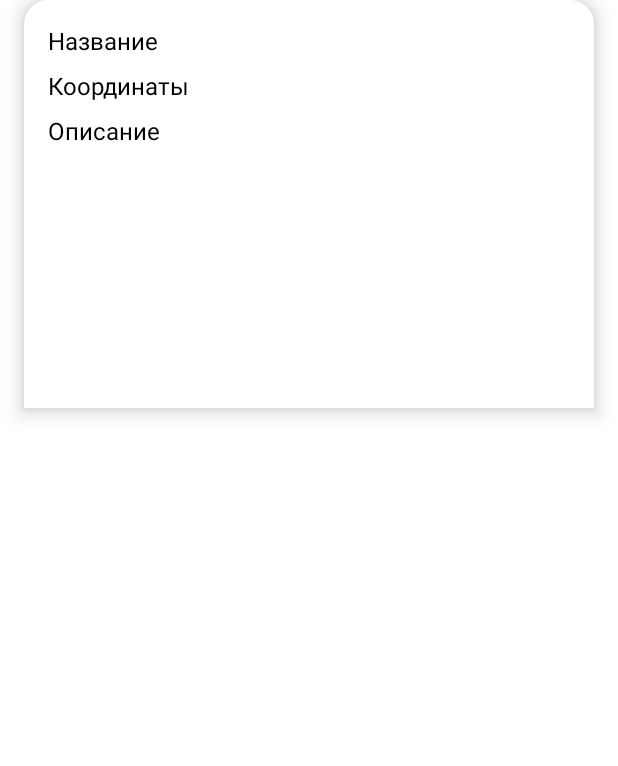
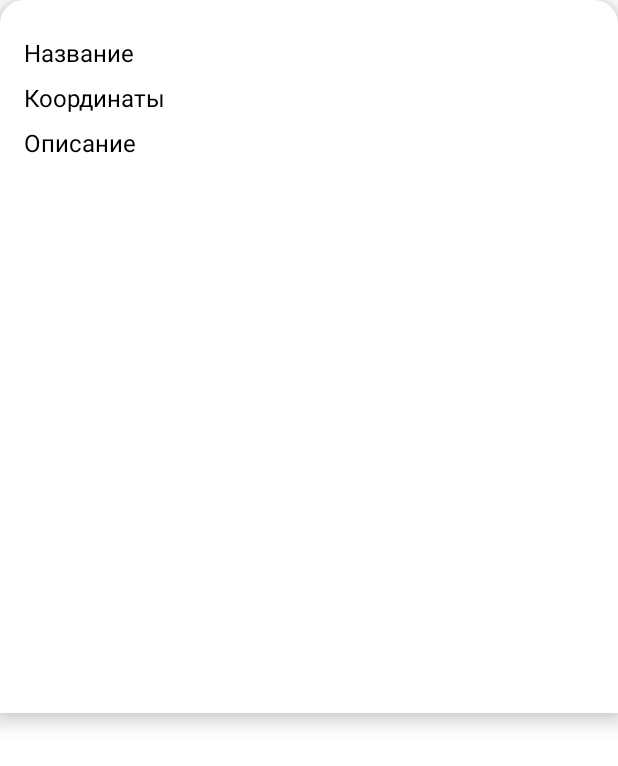
Before and after one commit to AlexanderOsharov/HistoryMoment, an Android app: the layout info_modal.xml on its own in the app's theme, with its tools: preview values and no code run, on a phone screen of 412 x 824 dp. Shown: the top 766 px of the screen. Run offline under Robolectric (Android 15) with nearby library versions, the phone set to English and light mode, and no system bars.

Commit message:
v.0.0.2.0

```diff
--- a/app/src/main/res/layout/info_modal.xml
+++ b/app/src/main/res/layout/info_modal.xml
@@ -1,16 +1,29 @@
 <RelativeLayout xmlns:android="http://schemas.android.com/apk/res/android"
     android:layout_width="match_parent"
-    android:layout_height="wrap_content"
+    android:layout_height="475dp"
     android:layout_alignParentBottom="true"
     android:background="@drawable/dialog_bg"
     android:padding="16dp"
-    android:layout_marginLeft="16dp"
-    android:layout_marginRight="16dp"
+    android:layout_marginLeft="0dp"
+    android:layout_marginRight="0dp"
     android:elevation="8dp"
     android:clipToPadding="false"
     android:clipChildren="false"
     android:id="@+id/parentRelative">
 
+
+    <ScrollView
+        android:id="@+id/imagesScrollView"
+        android:layout_width="match_parent"
+        android:layout_height="150dp"
+        android:layout_below="@id/descriptionTextView"
+        android:layout_marginTop="8dp">
+
+        <LinearLayout
+            android:id="@+id/imagesLinearLayout"
+            android:layout_width="match_parent"
+            android:layout_height="wrap_content"
+            android:orientation="vertical">
         <TextView
             android:id="@+id/titleTextView"
             android:layout_width="match_parent"
@@ -38,19 +51,6 @@
             android:text="Описание"
             android:textSize="16sp"
             android:textColor="#000000"/>
-
-    <ScrollView
-        android:id="@+id/imagesScrollView"
-        android:layout_width="match_parent"
-        android:layout_height="150dp"
-        android:layout_below="@id/descriptionTextView"
-        android:layout_marginTop="8dp">
-
-        <LinearLayout
-            android:id="@+id/imagesLinearLayout"
-            android:layout_width="match_parent"
-            android:layout_height="wrap_content"
-            android:orientation="vertical">
             <!-- Здесь будут добавлены ImageView-ы с изображениями -->
         </LinearLayout>
 
```
Also changed, not shown: app/src/main/res/layout/activity_maps.xml (+5 -4 lines). Lines whose indentation alone changed are shown as unchanged.
